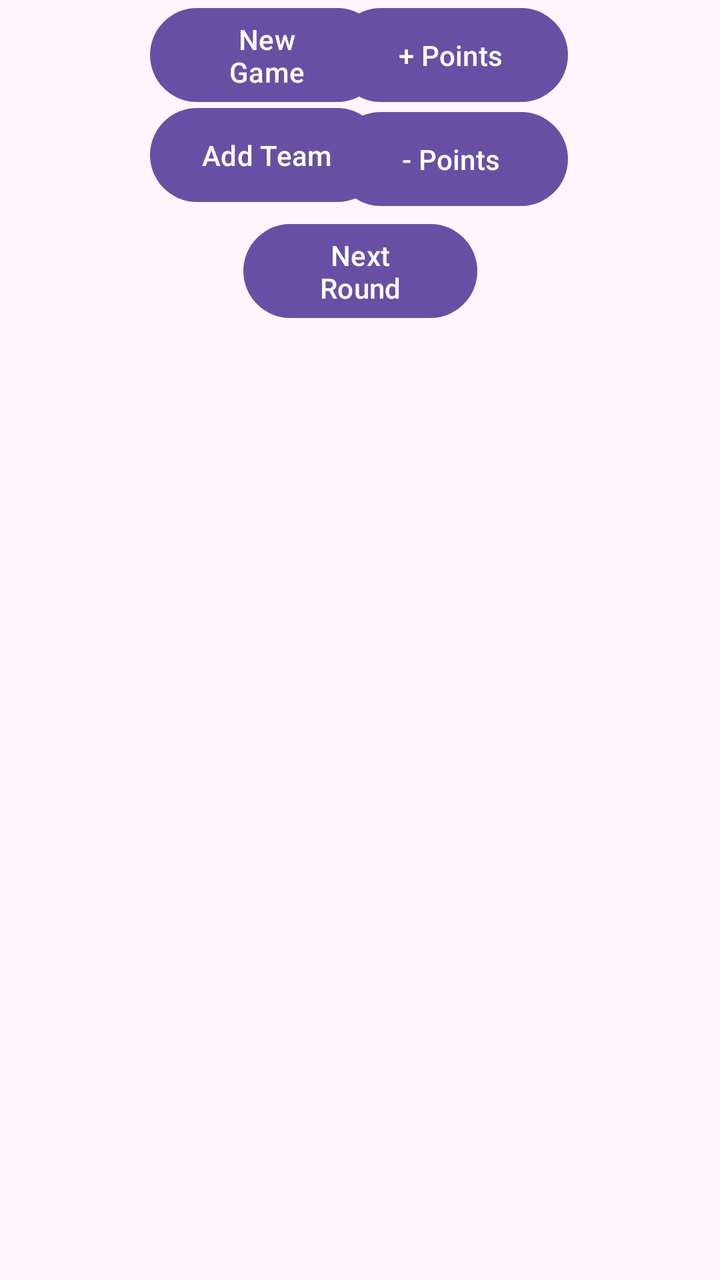
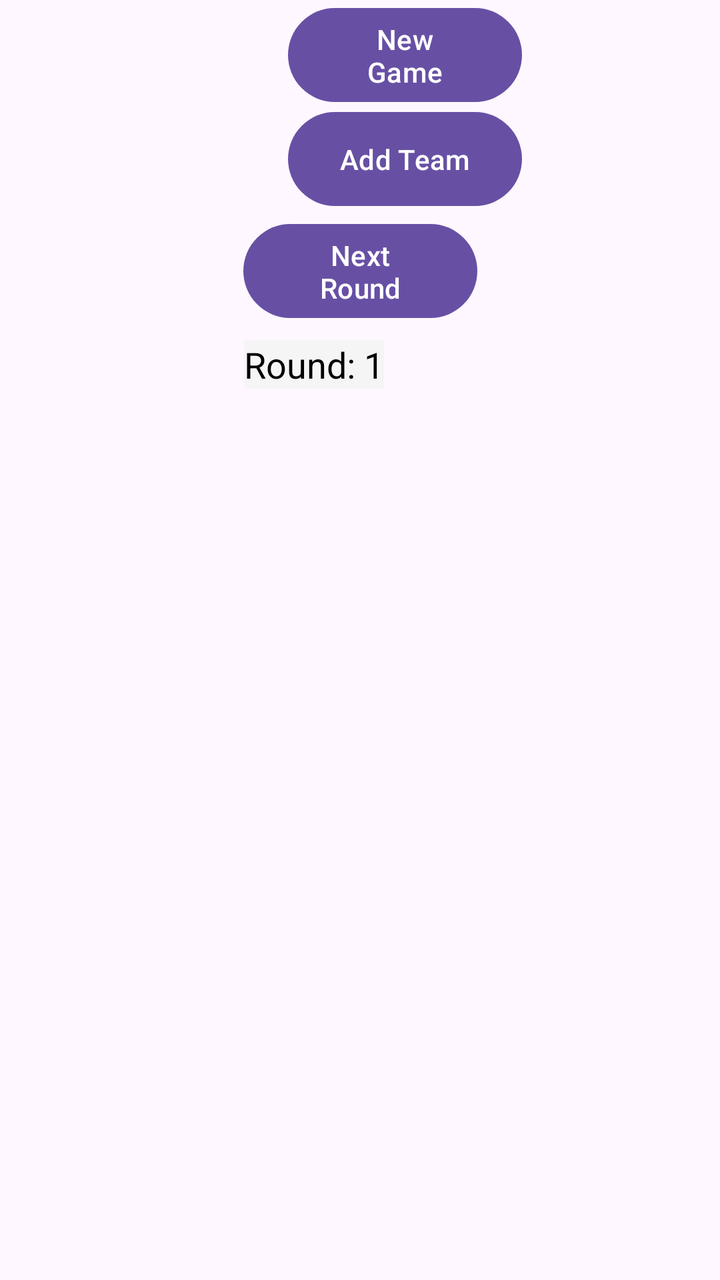

The first picture is an Android layout as it rendered before a commit; the second is the same layout after the commit. The layout source and the unified diff follow.
<!-- AndroidManifest.xml: application theme Theme.Trivia_game -->
<!-- res/layout/activity_main.xml -->
<?xml version="1.0" encoding="utf-8"?>
<androidx.constraintlayout.widget.ConstraintLayout
        xmlns:android="http://schemas.android.com/apk/res/android"
        xmlns:app="http://schemas.android.com/apk/res-auto"
        xmlns:tools="http://schemas.android.com/tools"
        android:id="@+id/main"
        android:fitsSystemWindows="true"
        android:layout_width="match_parent"
        android:layout_height="match_parent"
        tools:context=".MainActivity">


        <ScrollView
            android:id="@+id/teamsScrollView"
            android:layout_width="408dp"
            android:layout_height="566dp"
            android:layout_marginTop="164dp"
            app:layout_constraintEnd_toEndOf="parent"
            app:layout_constraintHorizontal_bias="1.0"
            app:layout_constraintStart_toStartOf="parent"
            app:layout_constraintTop_toTopOf="parent">

            <LinearLayout
                android:id="@+id/teamsContainer"
                android:layout_width="match_parent"
                android:layout_height="wrap_content"
                android:layout_marginTop="0dp"
                android:orientation="vertical"
                android:padding="16dp"
                app:layout_constraintTop_toTopOf="parent"
                tools:layout_editor_absoluteX="0dp">

            </LinearLayout>
        </ScrollView>

        <Button
            android:id="@+id/newGame"
            android:layout_width="117dp"
            android:layout_height="55dp"
            android:layout_marginStart="75dp"
            android:text="New Game"
            app:layout_constraintStart_toStartOf="parent"
            app:layout_constraintTop_toTopOf="parent"
            tools:ignore="MissingConstraints" />


    <Button
        android:id="@+id/nextRound"
        android:layout_width="117dp"
        android:layout_height="55dp"
        android:layout_marginTop="108dp"
        android:text="Next Round"
        app:layout_constraintEnd_toEndOf="parent"
        app:layout_constraintStart_toStartOf="parent"
        app:layout_constraintTop_toTopOf="parent" />

    <Button
            android:id="@+id/addTeam"
            android:layout_width="117dp"
            android:layout_height="55dp"
            android:layout_marginStart="75dp"
            android:layout_marginTop="50dp"
            android:text="Add Team"
            app:layout_constraintStart_toStartOf="parent"
            app:layout_constraintTop_toTopOf="parent" />

        <Button
            android:id="@+id/addPoints"
            android:layout_width="117dp"
            android:layout_height="55dp"
            android:layout_marginEnd="76dp"
            android:text="+ Points"
            app:layout_constraintEnd_toEndOf="parent"
            app:layout_constraintTop_toTopOf="parent" />

        <Button
            android:id="@+id/subtractPoints"
            android:layout_width="117dp"
            android:layout_height="55dp"
            android:layout_marginTop="52dp"
            android:layout_marginEnd="76dp"
            android:text="- Points"
            app:layout_constraintEnd_toEndOf="parent"
            app:layout_constraintTop_toTopOf="@+id/addPoints" />


</androidx.constraintlayout.widget.ConstraintLayout>
<!-- resources referenced by this layout -->
<resources>
  <style name="Theme.Trivia_game" parent="Base.Theme.Trivia_game" />
  <style name="Base.Theme.Trivia_game" parent="Theme.Material3.DayNight.NoActionBar">
          
          
      </style>
</resources>

<!-- the commit's change to res/layout/activity_main.xml (unified diff, before → after) -->
@@ -10,39 +10,39 @@
         tools:context=".MainActivity">
 
 
-        <ScrollView
-            android:id="@+id/teamsScrollView"
-            android:layout_width="408dp"
-            android:layout_height="566dp"
-            android:layout_marginTop="164dp"
-            app:layout_constraintEnd_toEndOf="parent"
-            app:layout_constraintHorizontal_bias="1.0"
-            app:layout_constraintStart_toStartOf="parent"
-            app:layout_constraintTop_toTopOf="parent">
+    <ScrollView
+        android:id="@+id/teamsScrollView"
+        android:layout_width="410dp"
+        android:layout_height="523dp"
+        android:layout_marginTop="204dp"
+        app:layout_constraintEnd_toEndOf="parent"
+        app:layout_constraintHorizontal_bias="0.0"
+        app:layout_constraintStart_toStartOf="parent"
+        app:layout_constraintTop_toTopOf="parent">
 
-            <LinearLayout
-                android:id="@+id/teamsContainer"
-                android:layout_width="match_parent"
-                android:layout_height="wrap_content"
-                android:layout_marginTop="0dp"
-                android:orientation="vertical"
-                android:padding="16dp"
-                app:layout_constraintTop_toTopOf="parent"
-                tools:layout_editor_absoluteX="0dp">
+        <LinearLayout
+            android:id="@+id/teamsContainer"
+            android:layout_width="match_parent"
+            android:layout_height="wrap_content"
+            android:layout_marginTop="20dp"
+            android:orientation="vertical"
+            android:padding="16dp"
+            app:layout_constraintTop_toTopOf="parent"
+            tools:layout_editor_absoluteX="0dp">
 
-            </LinearLayout>
-        </ScrollView>
+        </LinearLayout>
+    </ScrollView>
 
-        <Button
-            android:id="@+id/newGame"
-            android:layout_width="117dp"
-            android:layout_height="55dp"
-            android:layout_marginStart="75dp"
-            android:text="New Game"
-            app:layout_constraintStart_toStartOf="parent"
-            app:layout_constraintTop_toTopOf="parent"
-            tools:ignore="MissingConstraints" />
 
+    <Button
+        android:id="@+id/newGame"
+        android:layout_width="117dp"
+        android:layout_height="55dp"
+        android:layout_marginStart="144dp"
+        android:text="New Game"
+        app:layout_constraintStart_toStartOf="parent"
+        app:layout_constraintTop_toTopOf="parent"
+        tools:ignore="MissingConstraints" />
 
     <Button
         android:id="@+id/nextRound"
@@ -55,33 +55,28 @@
         app:layout_constraintTop_toTopOf="parent" />
 
     <Button
-            android:id="@+id/addTeam"
-            android:layout_width="117dp"
-            android:layout_height="55dp"
-            android:layout_marginStart="75dp"
-            android:layout_marginTop="50dp"
-            android:text="Add Team"
-            app:layout_constraintStart_toStartOf="parent"
-            app:layout_constraintTop_toTopOf="parent" />
+        android:id="@+id/addTeam"
+        android:layout_width="117dp"
+        android:layout_height="55dp"
+        android:layout_marginStart="144dp"
+        android:layout_marginTop="52dp"
+        android:text="Add Team"
+        app:layout_constraintStart_toStartOf="parent"
+        app:layout_constraintTop_toTopOf="parent" />
 
-        <Button
-            android:id="@+id/addPoints"
-            android:layout_width="117dp"
-            android:layout_height="55dp"
-            android:layout_marginEnd="76dp"
-            android:text="+ Points"
-            app:layout_constraintEnd_toEndOf="parent"
-            app:layout_constraintTop_toTopOf="parent" />
-
-        <Button
-            android:id="@+id/subtractPoints"
-            android:layout_width="117dp"
-            android:layout_height="55dp"
-            android:layout_marginTop="52dp"
-            android:layout_marginEnd="76dp"
-            android:text="- Points"
-            app:layout_constraintEnd_toEndOf="parent"
-            app:layout_constraintTop_toTopOf="@+id/addPoints" />
+    <TextView
+        android:id="@+id/roundNumber"
+        android:layout_width="wrap_content"
+        android:layout_height="wrap_content"
+        android:layout_marginEnd="168dp"
+        android:background="#F5F5F5"
+        android:text="Round: 1"
+        android:textColor="@android:color/black"
+        android:textSize="18sp"
+        app:layout_constraintBottom_toTopOf="@+id/teamsScrollView"
+        app:layout_constraintEnd_toEndOf="parent"
+        app:layout_constraintTop_toBottomOf="@+id/nextRound"
+        app:layout_constraintVertical_bias="0.411" />
 
 
 </androidx.constraintlayout.widget.ConstraintLayout>
